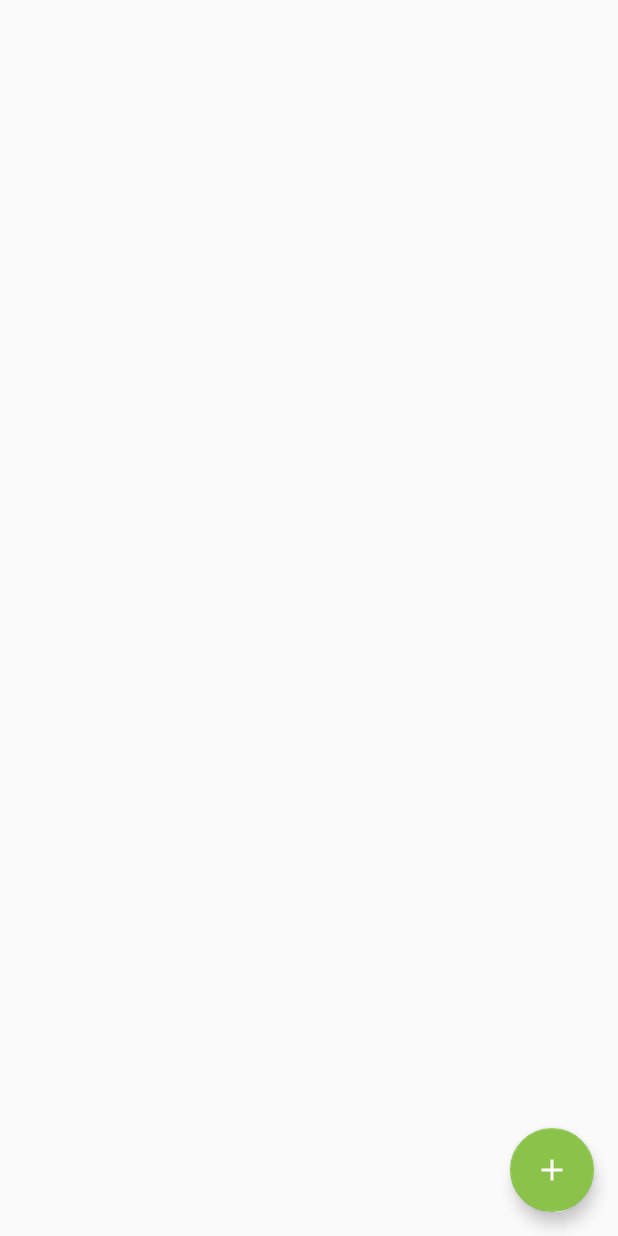
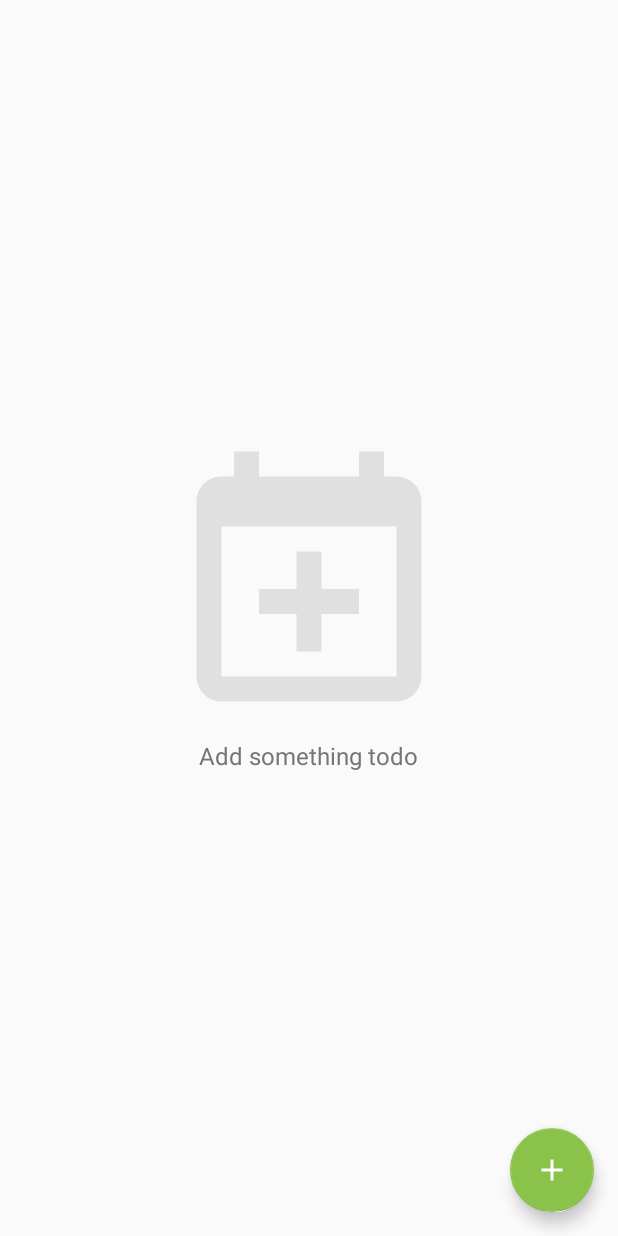
Before and after one commit to robl2e/ThisTodo, an Android app: the layout activity_todo_list.xml on its own in the app's theme, with its tools: preview values and no code run, on a phone screen of 412 x 824 dp. Run offline under Robolectric (Android 15) with nearby library versions, the phone set to English and light mode, and no system bars.

Commit message:
Implement showing empty view for list.

```diff
--- /dev/null
+++ b/app/src/main/res/drawable/calendar_plus.xml
@@ -0,0 +1,8 @@
+<!-- drawable/calendar_plus.xml -->
+<vector xmlns:android="http://schemas.android.com/apk/res/android"
+    android:height="200dp"
+    android:width="200dp"
+    android:viewportWidth="24"
+    android:viewportHeight="24">
+    <path android:fillColor="@color/light_gray" android:pathData="M19,19V7H5V19H19M16,1H18V3H19A2,2 0 0,1 21,5V19A2,2 0 0,1 19,21H5C3.89,21 3,20.1 3,19V5C3,3.89 3.89,3 5,3H6V1H8V3H16V1M11,9H13V12H16V14H13V17H11V14H8V12H11V9Z" />
+</vector>
--- a/app/src/main/res/layout/activity_todo_list.xml
+++ b/app/src/main/res/layout/activity_todo_list.xml
@@ -8,9 +8,30 @@
 
     <android.support.v7.widget.RecyclerView
         android:id="@+id/lv_items"
+        android:visibility="invisible"
         android:layout_width="match_parent"
         android:layout_height="match_parent"
         tools:listitem="@android:layout/simple_list_item_1" />
+
+    <LinearLayout
+        android:id="@+id/empty_view_container"
+        android:orientation="vertical"
+        android:layout_gravity="center"
+        android:layout_marginBottom="16dp"
+        android:layout_width="wrap_content"
+        android:layout_height="wrap_content">
+        <ImageView
+            android:src="@drawable/calendar_plus"
+            android:layout_width="wrap_content"
+            android:layout_height="wrap_content" />
+
+        <TextView
+            android:layout_width="wrap_content"
+            android:layout_height="wrap_content"
+            style="@style/TextAppearance.Widget.AppCompat.Toolbar.Subtitle"
+            android:layout_gravity="center_horizontal"
+            android:text="@string/todo_item_empty_text" />
+    </LinearLayout>
 
     <android.support.design.widget.FloatingActionButton
         android:id="@+id/fab_new_item"
--- a/app/src/main/res/values/colors.xml
+++ b/app/src/main/res/values/colors.xml
@@ -5,6 +5,7 @@
     <color name="colorAccent">#8BC34A</color>
     <color name="primary_text">#212121</color>
     <color name="secondary_text">#757575</color>
+    <color name="light_gray">#E0E0E0</color>
     <color name="white">#FFFFFF</color>
     <color name="icons">#FFFFFF</color>
     <color name="divider">#BDBDBD</color>
--- a/app/src/main/res/values/strings.xml
+++ b/app/src/main/res/values/strings.xml
@@ -16,5 +16,6 @@
     <string name="due_date">Due Date:</string>
     <string name="priority">Priority:</string>
     <string name="item_due_on">Due on %s</string>
+    <string name="todo_item_empty_text">Add something todo</string>
 
 </resources>
```
Also changed, not shown: app/src/main/java/com/robl2e/thistodo/data/model/todoitem/TodoItemRepository.java (+4 -3 lines), app/src/main/java/com/robl2e/thistodo/ui/todolist/TodoListActivity.java (+16 -1 lines).
